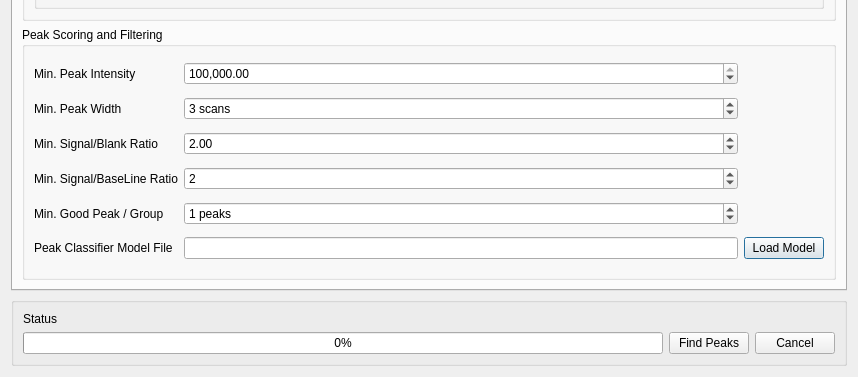
Before: the Qt Designer form mzroll/forms/peakdetectiondialog.ui in ElucidataInc/ElMaven, drawn with Qt 5; both pictures show x 0 to 858 and y 278 to 655 of the 858 by 655 pixel window.
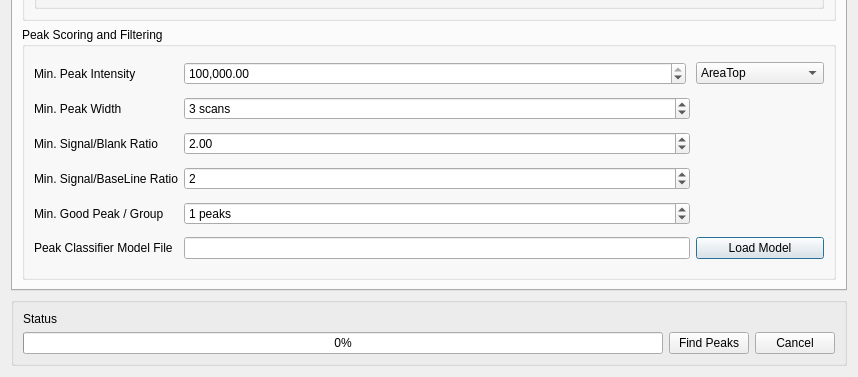
After: the same form once the commit is applied. The open tabs and pages were chosen to show the change.

Commit message:
Ftr: Select peak quantitation type for Minimum Peak Intensity
Earlier: Only peak height was used to compare the minimum peak
intensity of a group.

Now: There are four peak quantitation types we can choose from
1. AreaTop
2. Area
3. Height
4. AreaNotCorrected

```diff
--- a/mzroll/forms/peakdetectiondialog.ui
+++ b/mzroll/forms/peakdetectiondialog.ui
@@ -496,6 +496,12 @@
           </item>
           <item row="2" column="1">
            <widget class="QDoubleSpinBox" name="minGroupIntensity">
+            <property name="maximumSize">
+             <size>
+              <width>502</width>
+              <height>16777215</height>
+             </size>
+            </property>
             <property name="showGroupSeparator" stdset="0">
              <bool>true</bool>
             </property>
@@ -527,6 +533,30 @@
             </property>
            </widget>
           </item>
+          <item row="2" column="3">
+           <widget class="QComboBox" name="peakQuantitation">
+            <item>
+             <property name="text">
+              <string>AreaTop</string>
+             </property>
+            </item>
+            <item>
+             <property name="text">
+              <string>Area</string>
+             </property>
+            </item>
+            <item>
+             <property name="text">
+              <string>Height</string>
+             </property>
+            </item>
+            <item>
+             <property name="text">
+              <string>AreaNotCorrected</string>
+             </property>
+            </item>
+           </widget>
+          </item>
          </layout>
         </widget>
        </item>
```
Left out of the diff: 2 changed lines with no effect on the pictures. The commit also changes 8 other files.
